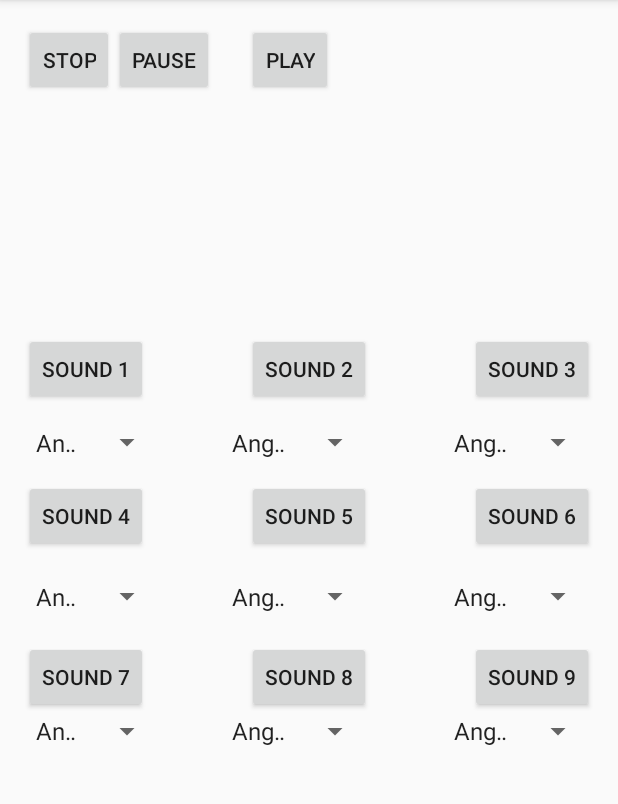
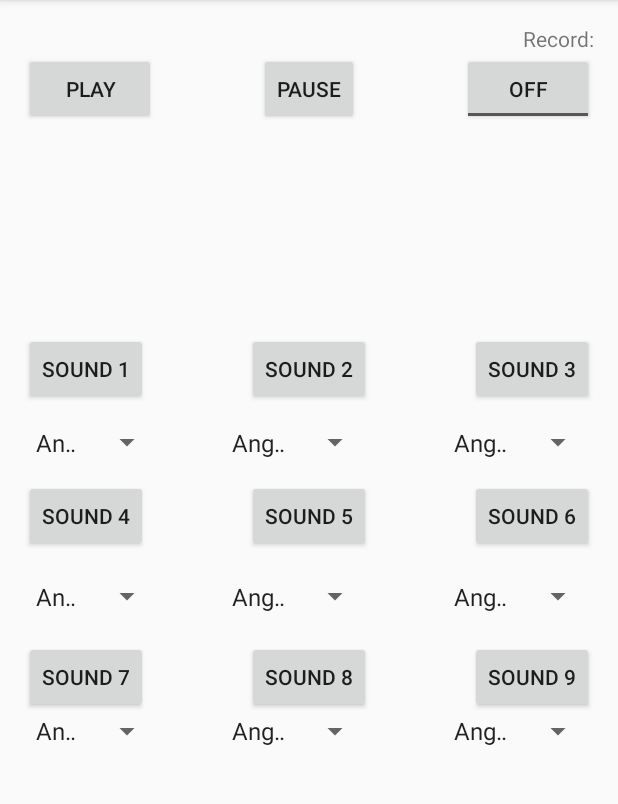
Before and after one commit to mescoba1/SoundBoard, an Android app: the screen it shows after launch (MainActivity), on a phone screen of 412 x 824 dp, the part 84-888 px from its top. Run offline under Robolectric (Android 15) with nearby library versions, the phone set to English and light mode, and no system bars.

Commit message:
audio recorder setup not funcional

```diff
--- a/app/src/main/java/miguel/soundboard/MainActivity.java
+++ b/app/src/main/java/miguel/soundboard/MainActivity.java
@@ -1,20 +1,26 @@
 package miguel.soundboard;
 
 import android.media.MediaPlayer;
+import android.media.MediaRecorder;
 import android.os.Bundle;
 import android.support.design.widget.FloatingActionButton;
 import android.support.design.widget.Snackbar;
 import android.support.v7.app.AppCompatActivity;
 import android.support.v7.widget.Toolbar;
+import android.util.Log;
 import android.view.View;
 import android.view.Menu;
 import android.view.MenuItem;
 import android.widget.AdapterView;
 import android.widget.ArrayAdapter;
 import android.widget.Button;
+import android.widget.CompoundButton;
 import android.widget.Spinner;
+import android.widget.Switch;
 import android.widget.Toast;
+import android.widget.ToggleButton;
 
+import java.io.IOException;
 import java.util.ArrayList;
 import java.util.List;
 
@@ -24,13 +30,15 @@ public class MainActivity extends AppCompatActivity implements AdapterView.OnIte
     private MediaPlayer media[] = new MediaPlayer[11];
     private List list = new ArrayList();
     Button buttons[] = new Button[9];
-   /* Button play= (Button) findViewById(R.id.button_play);
-    Button stop= (Button) findViewById(R.id.button_stop);*/
-    //Button pause_button= (Button) findViewById(R.id.button_pause);
     private MediaPlayer currentSound[] = new MediaPlayer[9];
-    ArrayAdapter<CharSequence> adapter;
-
-
+    private ToggleButton recordToggle;
+    private boolean recording = false, stopRecord = false;
+    private MediaRecorder mRecorder = null;
+    private static String mFileName = null;
+    private static final String LOG_TAG = "Animals";
+    private Button playButton, pauseButton;
+    private MediaPlayer   mPlayer = null;
+    boolean recorded = false;
 
     @Override
     protected void onCreate(Bundle savedInstanceState) {
@@ -38,6 +46,8 @@ public class MainActivity extends AppCompatActivity implements AdapterView.OnIte
         setContentView(R.layout.activity_main);
         Toolbar toolbar = (Toolbar) findViewById(R.id.toolbar);
         setSupportActionBar(toolbar);
+        playButton = (Button) findViewById(R.id.button10);
+        pauseButton = (Button) findViewById(R.id.button11);
 
         createButtons();
         addItemsOnSpinners();
@@ -46,10 +56,25 @@ public class MainActivity extends AppCompatActivity implements AdapterView.OnIte
         //link item in spinner menu to sound for corresponding button
         spinnerSelection();
 
-        //button listener
+        //button listeners
         checkButtons();
-        //pause listener
-      //  pauseButton();
+
+        recordToggle = (ToggleButton) findViewById(R.id.toggleButton);
+        createRecord();
+        if(recording){
+            startRecording();
+            recording = false;
+        }
+        if(stopRecord){
+            stopRecording();
+            stopRecord = false;
+            recorded = true;
+        }
+
+        //checkPlay();
+        //checkPause();
+
+
     }
 
     @Override
@@ -74,17 +99,13 @@ public class MainActivity extends AppCompatActivity implements AdapterView.OnIte
         return super.onOptionsItemSelected(item);
     }
 
-
     public void onItemSelected(AdapterView<?> parent, View v, int position, long id) {
-         MediaPlayer temp = media[position];
+        MediaPlayer temp = media[position];
         //selection.setText(items[position]);
-
     }
-
     public void onNothingSelected(AdapterView<?> parent) {
         //selection.setText("");
     }
-
     public void addItemsOnSpinners(){
 
         spinner[0] = (Spinner) findViewById(R.id.spinner);
@@ -130,7 +151,6 @@ public class MainActivity extends AppCompatActivity implements AdapterView.OnIte
         buttons[7]  = (Button) findViewById(R.id.button8);
         buttons[8]  = (Button) findViewById(R.id.button9);
     }
-
     public void createMedia(){
         //media player
         MediaPlayer elephant = MediaPlayer.create(this, R.raw.elephant);
@@ -266,104 +286,135 @@ public class MainActivity extends AppCompatActivity implements AdapterView.OnIte
         buttons[0].setOnClickListener(new View.OnClickListener() {
             @Override
             public void onClick(View v) {
-                Toast.makeText(getBaseContext(), "playing button 0", Toast.LENGTH_SHORT).show();
+                //Toast.makeText(getBaseContext(), "playing button 0", Toast.LENGTH_SHORT).show();
                 currentSound[0].start();
             }
         });
         buttons[1].setOnClickListener(new View.OnClickListener() {
             @Override
             public void onClick(View v) {
-                Toast.makeText(getBaseContext(), "playing button 1", Toast.LENGTH_SHORT).show();
+                //Toast.makeText(getBaseContext(), "playing button 1", Toast.LENGTH_SHORT).show();
                 currentSound[1].start();
             }
         });
         buttons[2].setOnClickListener(new View.OnClickListener() {
             @Override
             public void onClick(View v) {
-                Toast.makeText(getBaseContext(), "playing button 2", Toast.LENGTH_SHORT).show();
+                //Toast.makeText(getBaseContext(), "playing button 2", Toast.LENGTH_SHORT).show();
                 currentSound[2].start();
             }
         });
         buttons[3].setOnClickListener(new View.OnClickListener() {
             @Override
             public void onClick(View v) {
-                Toast.makeText(getBaseContext(), "playing button 3", Toast.LENGTH_SHORT).show();
+                //Toast.makeText(getBaseContext(), "playing button 3", Toast.LENGTH_SHORT).show();
                 currentSound[3].start();
             }
         });
         buttons[4].setOnClickListener(new View.OnClickListener() {
             @Override
             public void onClick(View v) {
-                Toast.makeText(getBaseContext(), "playing button 4", Toast.LENGTH_SHORT).show();
+                //Toast.makeText(getBaseContext(), "playing button 4", Toast.LENGTH_SHORT).show();
                 currentSound[4].start();
             }
         });
         buttons[5].setOnClickListener(new View.OnClickListener() {
             @Override
             public void onClick(View v) {
-                Toast.makeText(getBaseContext(), "playing button 5", Toast.LENGTH_SHORT).show();
+                //Toast.makeText(getBaseContext(), "playing button 5", Toast.LENGTH_SHORT).show();
                 currentSound[5].start();
             }
         });
         buttons[6].setOnClickListener(new View.OnClickListener() {
             @Override
             public void onClick(View v) {
-                Toast.makeText(getBaseContext(), "playing button 6", Toast.LENGTH_SHORT).show();
+                //Toast.makeText(getBaseContext(), "playing button 6", Toast.LENGTH_SHORT).show();
                 currentSound[6].start();
             }
         });
         buttons[7].setOnClickListener(new View.OnClickListener() {
             @Override
             public void onClick(View v) {
-                Toast.makeText(getBaseContext(), "playing button 7", Toast.LENGTH_SHORT).show();
+                //Toast.makeText(getBaseContext(), "playing button 7", Toast.LENGTH_SHORT).show();
                 currentSound[7].start();
             }
         });
         buttons[8].setOnClickListener(new View.OnClickListener() {
             @Override
             public void onClick(View v) {
-                Toast.makeText(getBaseContext(), "playing button 8", Toast.LENGTH_SHORT).show();
+                //Toast.makeText(getBaseContext(), "playing button 8", Toast.LENGTH_SHORT).show();
                 currentSound[8].start();
             }
         });
     }
-  /*  public void pauseButton(){
-        pause_button.setOnClickListener(new View.OnClickListener(){
-            @Override
-            public void onClick(View v){
-                Toast.makeText(getBaseContext(), "pausing", Toast.LENGTH_SHORT).show();
 
-                currentSound[1].pause();
+    public void createRecord(){
+        recordToggle.setOnCheckedChangeListener(new CompoundButton.OnCheckedChangeListener() {
+            public void onCheckedChanged(CompoundButton buttonView, boolean isChecked) {
+                if (isChecked) {
+                    Toast.makeText(getBaseContext(), "Start Recording", Toast.LENGTH_SHORT).show();
+                    recording = true;
+                } else {
+                    Toast.makeText(getBaseContext(), "Stop Recording", Toast.LENGTH_SHORT).show();
+                    stopRecord = true;
+                }
             }
         });
-        play.setOnClickListener(new View.OnClickListener(){
+    }
+
+    private void startRecording() {
+        mRecorder = new MediaRecorder();
+        mRecorder.setAudioSource(MediaRecorder.AudioSource.MIC);
+        mRecorder.setOutputFormat(MediaRecorder.OutputFormat.THREE_GPP);
+        mRecorder.setOutputFile(mFileName);
+        mRecorder.setAudioEncoder(MediaRecorder.AudioEncoder.AMR_NB);
+
+        try {
+            mRecorder.prepare();
+        } catch (IOException e) {
+            Log.e(LOG_TAG, "prepare() failed");
+        }
+        mRecorder.start();
+    }
+
+    private void stopRecording() {
+        mRecorder.stop();
+        mRecorder.release();
+        mRecorder = null;
+    }
+
+    public void checkPlay(){
+        playButton.setOnClickListener(new View.OnClickListener() {
             @Override
-            public void onClick(View v){
-                //for(int i=0;i<currentSound.length;i++){
-                    currentSound[8].start();
-                //}
-
+            public void onClick(View v) {
+                playSound();
             }
         });
-        pause.setOnClickListener(new View.OnClickListener(){
+    }
+    public void checkPause(){
+        pauseButton.setOnClickListener(new View.OnClickListener() {
             @Override
-            public void onClick(View v){
-               // for(int i=0;i<currentSound.length;i++){
-                    currentSound[8].pause();
-               // }
-
+            public void onClick(View v) {
+                pauseSound();
             }
         });
-        stop.setOnClickListener(new View.OnClickListener(){
-            @Override
-            public void onClick(View v){
-              //  for(int i=0;i<currentSound.length;i++){
-                    currentSound[8].stop();
-               // }
+    }
 
-            }
-        });
-    }*/
+    public void playSound(){
+        mPlayer = new MediaPlayer();
+        try {
+            mPlayer.setDataSource(mFileName);
+            mPlayer.prepare();
+            mPlayer.start();
+        } catch (IOException e) {
+            Log.e(LOG_TAG, "prepare() failed");
+        }
+    }
+
+    public void pauseSound(){
+        mPlayer.release();
+        mPlayer = null;
+    }
 
 
 }
--- a/app/src/main/res/layout/content_main.xml
+++ b/app/src/main/res/layout/content_main.xml
@@ -220,13 +220,48 @@
         android:layout_alignLeft="@+id/spinner6"
         android:layout_alignStart="@+id/spinner6" />
 
-    <Button
-        style="?android:attr/buttonStyleSmall"
+    <MediaController
         android:layout_width="wrap_content"
         android:layout_height="wrap_content"
-        android:text="Stop"
-        android:id="@+id/button_stop"
+        android:id="@+id/mediaController"
         android:layout_alignParentTop="true"
+        android:layout_alignParentLeft="true"
+        android:layout_alignParentStart="true" />
+
+
+    <ToggleButton
+        android:layout_width="wrap_content"
+        android:layout_height="wrap_content"
+        android:text="New ToggleButton"
+        android:id="@+id/toggleButton"
+        android:layout_below="@+id/textView"
+        android:layout_alignParentRight="true"
+        android:layout_alignParentEnd="true" />
+
+    <TextView
+        android:layout_width="wrap_content"
+        android:layout_height="wrap_content"
+        android:textAppearance="?android:attr/textAppearanceSmall"
+        android:text="Record:"
+        android:id="@+id/textView"
+        android:layout_alignParentTop="true"
+        android:layout_alignRight="@+id/button3"
+        android:layout_alignEnd="@+id/button3" />
+
+    <MediaController
+        android:layout_width="wrap_content"
+        android:layout_height="wrap_content"
+        android:id="@+id/mediaController2"
+        android:layout_alignParentTop="true"
+        android:layout_alignParentLeft="true"
+        android:layout_alignParentStart="true" />
+
+    <Button
+        android:layout_width="wrap_content"
+        android:layout_height="wrap_content"
+        android:text="Play"
+        android:id="@+id/button10"
+        android:layout_alignTop="@+id/toggleButton"
         android:layout_alignParentLeft="true"
         android:layout_alignParentStart="true" />
 
@@ -234,20 +269,10 @@
         style="?android:attr/buttonStyleSmall"
         android:layout_width="wrap_content"
         android:layout_height="wrap_content"
-        android:text="Play"
-        android:id="@+id/button_play"
-        android:layout_alignBottom="@+id/button_stop"
-        android:layout_alignLeft="@+id/button2"
-        android:layout_alignStart="@+id/button2" />
+        android:text="PAUSE"
+        android:id="@+id/button11"
+        android:layout_alignTop="@+id/button10"
+        android:layout_centerHorizontal="true" />
 
-    <Button
-        style="?android:attr/buttonStyleSmall"
-        android:layout_width="wrap_content"
-        android:layout_height="wrap_content"
-        android:text="Pause"
-        android:id="@+id/button_pause"
-        android:layout_alignParentTop="true"
-        android:layout_toRightOf="@+id/button3"
-        android:layout_toEndOf="@+id/button_stop" />
 
 </RelativeLayout>
```
Also changed, not shown: 2 other files.
